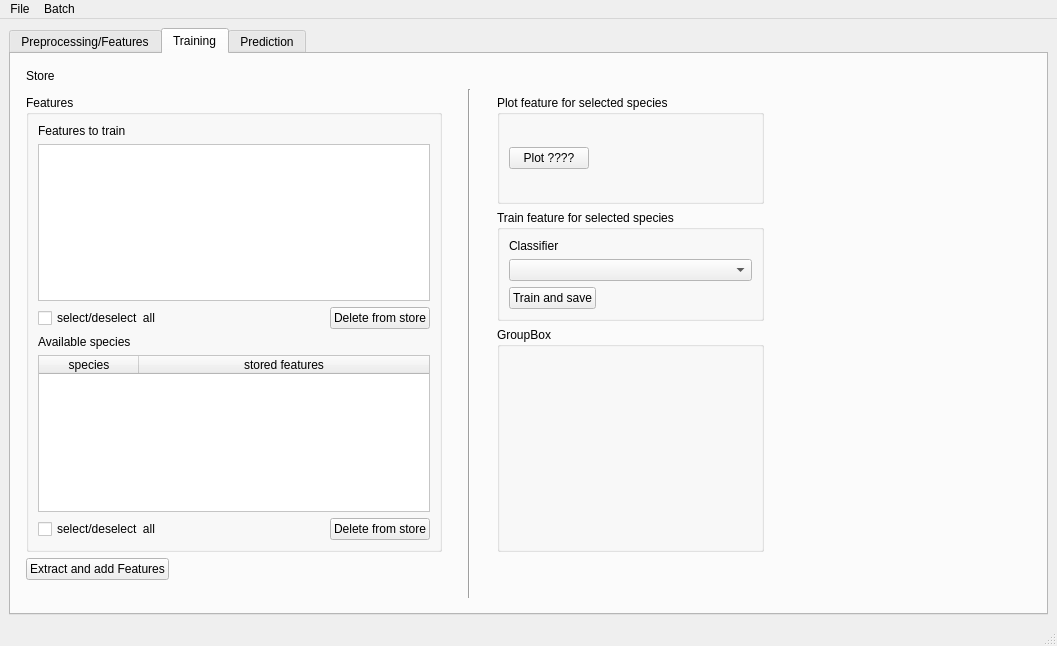
ChrFr/Masterarbeit, file Python/src/masterarbeit/UI/qt/main_window.ui: the form before one commit.
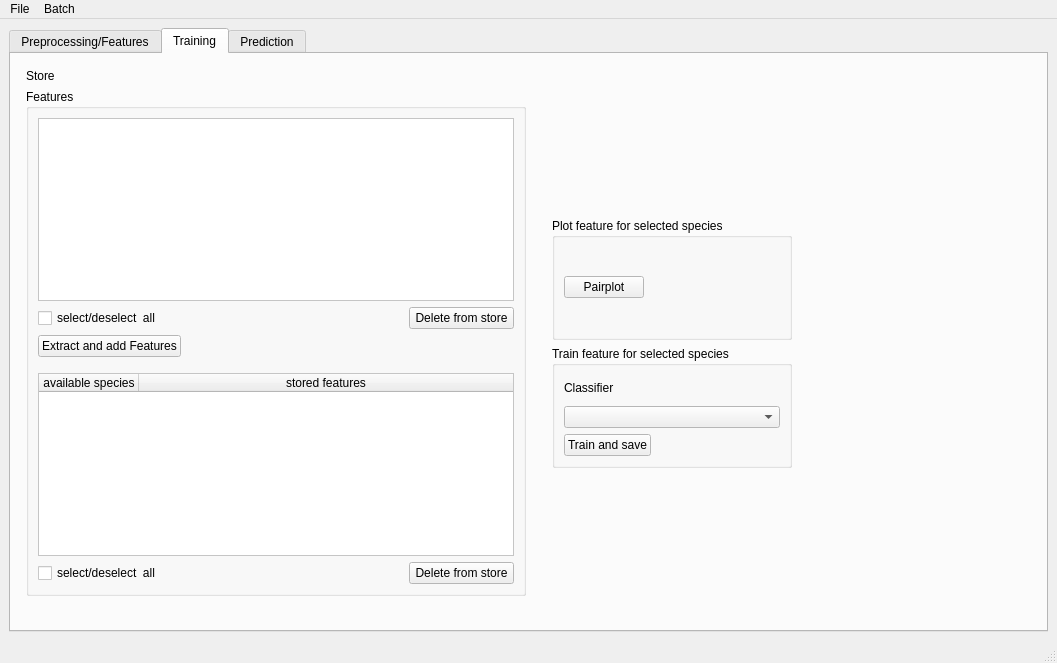
The form after the commit. The open tabs and pages were chosen to show the change.

Commit message: New Feature: plot features in ui

The edit to the form file:
```diff
--- a/Python/src/masterarbeit/UI/qt/main_window.ui
+++ b/Python/src/masterarbeit/UI/qt/main_window.ui
@@ -7,7 +7,7 @@
     <x>0</x>
     <y>0</y>
     <width>1057</width>
-    <height>646</height>
+    <height>663</height>
    </rect>
   </property>
   <property name="windowTitle">
@@ -584,26 +584,19 @@
         <property name="bottomMargin">
          <number>15</number>
         </property>
-        <item row="6" column="1">
-         <spacer name="horizontalSpacer">
+        <item row="0" column="3" rowspan="2">
+         <spacer name="verticalSpacer_7">
           <property name="orientation">
-           <enum>Qt::Horizontal</enum>
+           <enum>Qt::Vertical</enum>
           </property>
           <property name="sizeHint" stdset="0">
            <size>
-            <width>40</width>
-            <height>20</height>
+            <width>20</width>
+            <height>40</height>
            </size>
           </property>
          </spacer>
         </item>
-        <item row="6" column="0">
-         <widget class="QPushButton" name="extract_feature_button">
-          <property name="text">
-           <string>Extract and add Features</string>
-          </property>
-         </widget>
-        </item>
         <item row="0" column="0">
          <widget class="QLabel" name="store_label">
           <property name="text">
@@ -611,79 +604,24 @@
           </property>
          </widget>
         </item>
-        <item row="3" column="5">
-         <widget class="QGroupBox" name="groupBox_3">
-          <property name="title">
-           <string>Train feature for selected species</string>
+        <item row="4" column="3" rowspan="2">
+         <spacer name="verticalSpacer_5">
+          <property name="orientation">
+           <enum>Qt::Vertical</enum>
           </property>
-          <layout class="QGridLayout" name="gridLayout_9">
-           <item row="2" column="0">
-            <widget class="QPushButton" name="train_button">
-             <property name="text">
-              <string>Train and save</string>
-             </property>
-            </widget>
-           </item>
-           <item row="1" column="0" colspan="2">
-            <widget class="QComboBox" name="classifier_combo"/>
-           </item>
-           <item row="0" column="0">
-            <widget class="QLabel" name="label_3">
-             <property name="text">
-              <string>Classifier</string>
-             </property>
-            </widget>
-           </item>
-           <item row="2" column="1">
-            <spacer name="horizontalSpacer_6">
-             <property name="orientation">
-              <enum>Qt::Horizontal</enum>
-             </property>
-             <property name="sizeHint" stdset="0">
-              <size>
-               <width>40</width>
-               <height>20</height>
-              </size>
-             </property>
-            </spacer>
-           </item>
-          </layout>
-         </widget>
-        </item>
-        <item row="2" column="5">
-         <widget class="QGroupBox" name="groupBox_2">
-          <property name="title">
-           <string>Plot feature for selected species</string>
+          <property name="sizeHint" stdset="0">
+           <size>
+            <width>20</width>
+            <height>40</height>
+           </size>
           </property>
-          <layout class="QGridLayout" name="gridLayout_8">
-           <item row="0" column="0">
-            <widget class="QPushButton" name="pushButton_2">
-             <property name="text">
-              <string>Plot ????</string>
-             </property>
-            </widget>
-           </item>
-           <item row="0" column="1">
-            <spacer name="horizontalSpacer_7">
-             <property name="orientation">
-              <enum>Qt::Horizontal</enum>
-             </property>
-             <property name="sizeHint" stdset="0">
-              <size>
-               <width>40</width>
-               <height>20</height>
-              </size>
-             </property>
-            </spacer>
-           </item>
-          </layout>
-         </widget>
+         </spacer>
         </item>
-        <item row="2" column="0" rowspan="4" colspan="2">
+        <item row="1" column="0" rowspan="4" colspan="2">
          <widget class="QGroupBox" name="feature_group_box">
           <property name="minimumSize">
            <size>
-            <width>400</width>
+            <width>500</width>
             <height>0</height>
            </size>
           </property>
@@ -691,15 +629,15 @@
            <string>Features</string>
           </property>
           <layout class="QGridLayout" name="gridLayout_7">
-           <item row="2" column="3">
+           <item row="1" column="3">
             <widget class="QPushButton" name="delete_features_button">
              <property name="text">
               <string>Delete from store</string>
              </property>
             </widget>
            </item>
-           <item row="2" column="0">
-            <widget class="QCheckBox" name="checkBox_2">
+           <item row="1" column="0">
+            <widget class="QCheckBox" name="all_features_check">
              <property name="text">
               <string>select/deselect  all</string>
              </property>
@@ -719,7 +657,7 @@
              </property>
             </widget>
            </item>
-           <item row="2" column="1" colspan="2">
+           <item row="1" column="1" colspan="2">
             <spacer name="horizontalSpacer_10">
              <property name="orientation">
               <enum>Qt::Horizontal</enum>
@@ -751,7 +689,7 @@
              </attribute>
              <column>
               <property name="text">
-               <string>species</string>
+               <string>available species</string>
               </property>
              </column>
              <column>
@@ -761,7 +699,7 @@
              </column>
             </widget>
            </item>
-           <item row="1" column="0" colspan="4">
+           <item row="0" column="0" colspan="4">
             <widget class="QListWidget" name="features_list"/>
            </item>
            <item row="6" column="1" colspan="2">
@@ -777,54 +715,33 @@
              </property>
             </spacer>
            </item>
-           <item row="3" column="0" colspan="2">
-            <widget class="QLabel" name="species_label">
-             <property name="text">
-              <string>Available species</string>
+           <item row="3" column="1">
+            <spacer name="verticalSpacer_3">
+             <property name="orientation">
+              <enum>Qt::Vertical</enum>
              </property>
-            </widget>
+             <property name="sizeType">
+              <enum>QSizePolicy::Fixed</enum>
+             </property>
+             <property name="sizeHint" stdset="0">
+              <size>
+               <width>20</width>
+               <height>10</height>
+              </size>
+             </property>
+            </spacer>
            </item>
-           <item row="0" column="0" colspan="3">
-            <widget class="QLabel" name="label_2">
+           <item row="2" column="0">
+            <widget class="QPushButton" name="extract_feature_button">
              <property name="text">
-              <string>Features to train</string>
+              <string>Extract and add Features</string>
              </property>
             </widget>
            </item>
           </layout>
          </widget>
         </item>
-        <item row="4" column="5" rowspan="2">
-         <widget class="QGroupBox" name="groupBox_4">
-          <property name="title">
-           <string>GroupBox</string>
-          </property>
-         </widget>
-        </item>
-        <item row="2" column="2" rowspan="5">
-         <spacer name="horizontalSpacer_12">
-          <property name="orientation">
-           <enum>Qt::Horizontal</enum>
-          </property>
-          <property name="sizeType">
-           <enum>QSizePolicy::Fixed</enum>
-          </property>
-          <property name="sizeHint" stdset="0">
-           <size>
-            <width>20</width>
-            <height>20</height>
-           </size>
-          </property>
-         </spacer>
-        </item>
-        <item row="1" column="3" rowspan="9">
-         <widget class="Line" name="line">
-          <property name="orientation">
-           <enum>Qt::Vertical</enum>
-          </property>
-         </widget>
-        </item>
-        <item row="2" column="4" rowspan="5">
+        <item row="0" column="2" rowspan="6">
          <spacer name="horizontalSpacer_11">
           <property name="orientation">
            <enum>Qt::Horizontal</enum>
@@ -840,7 +757,75 @@
           </property>
          </spacer>
         </item>
-        <item row="3" column="6">
+        <item row="3" column="3">
+         <widget class="QGroupBox" name="groupBox_3">
+          <property name="title">
+           <string>Train feature for selected species</string>
+          </property>
+          <layout class="QGridLayout" name="gridLayout_9">
+           <item row="2" column="0">
+            <widget class="QPushButton" name="train_button">
+             <property name="text">
+              <string>Train and save</string>
+             </property>
+            </widget>
+           </item>
+           <item row="1" column="0" colspan="2">
+            <widget class="QComboBox" name="classifier_combo"/>
+           </item>
+           <item row="0" column="0">
+            <widget class="QLabel" name="label_3">
+             <property name="text">
+              <string>Classifier</string>
+             </property>
+            </widget>
+           </item>
+           <item row="2" column="1">
+            <spacer name="horizontalSpacer_6">
+             <property name="orientation">
+              <enum>Qt::Horizontal</enum>
+             </property>
+             <property name="sizeHint" stdset="0">
+              <size>
+               <width>40</width>
+               <height>20</height>
+              </size>
+             </property>
+            </spacer>
+           </item>
+          </layout>
+         </widget>
+        </item>
+        <item row="2" column="3">
+         <widget class="QGroupBox" name="groupBox_2">
+          <property name="title">
+           <string>Plot feature for selected species</string>
+          </property>
+          <layout class="QGridLayout" name="gridLayout_8">
+           <item row="0" column="0">
+            <widget class="QPushButton" name="pairplot_button">
+             <property name="text">
+              <string>Pairplot</string>
+             </property>
+            </widget>
+           </item>
+           <item row="0" column="1">
+            <spacer name="horizontalSpacer_7">
+             <property name="orientation">
+              <enum>Qt::Horizontal</enum>
+             </property>
+             <property name="sizeHint" stdset="0">
+              <size>
+               <width>40</width>
+               <height>20</height>
+              </size>
+             </property>
+            </spacer>
+           </item>
+          </layout>
+         </widget>
+        </item>
+        <item row="2" column="4">
          <spacer name="horizontalSpacer_9">
           <property name="orientation">
            <enum>Qt::Horizontal</enum>
```
Left out of the diff: 10 changed lines with no effect on the pictures. The commit also changes 8 other files.
